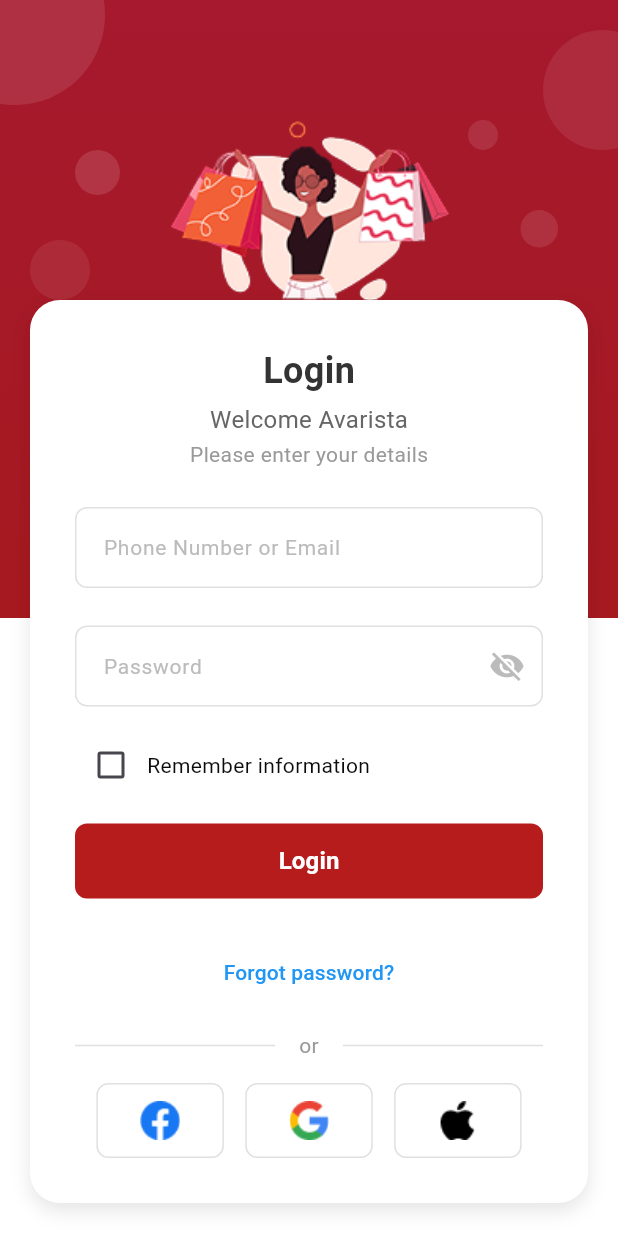
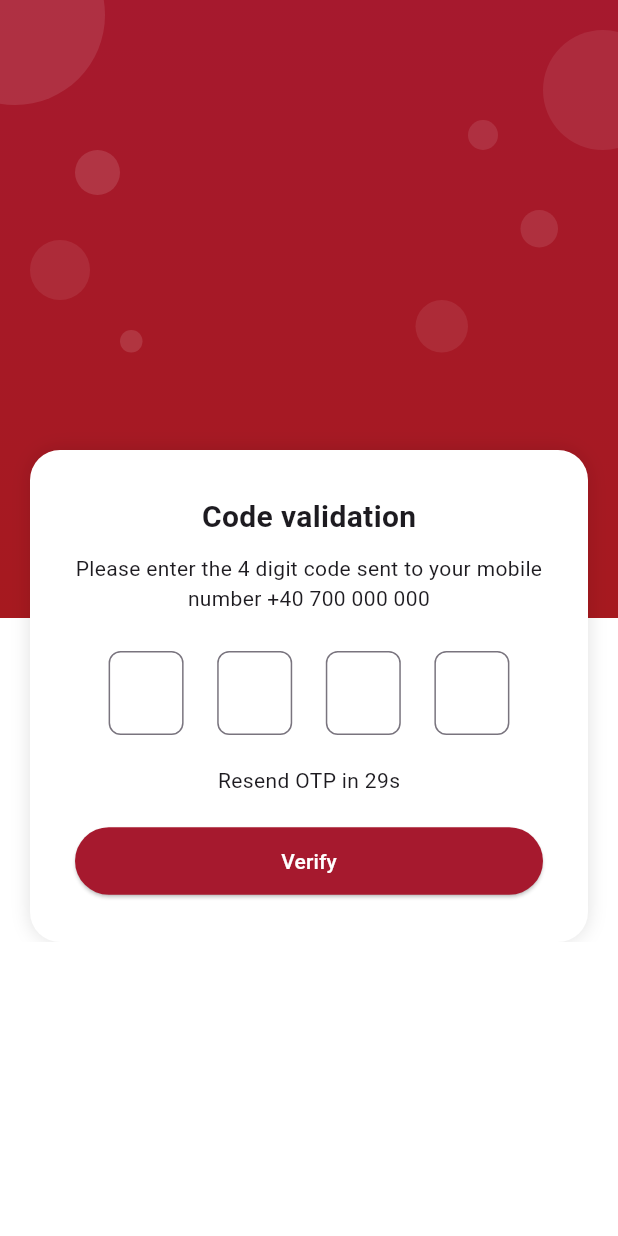
Before and after one commit to Shashankstark18/Avarista, a Flutter app: the screen it shows after launch, after a tap on "Login", on a phone screen of 412 x 824 dp. Run offline on Flutter 3.47's test engine with Material 3 defaults, Android fonts, the phone set to English and light mode, and no system bars; our stand-ins replace intl_phone_field.

Commit message:
second commit

```diff
--- a/lib/app.dart
+++ b/lib/app.dart
@@ -3,6 +3,8 @@ import 'screens/auth/login.dart';
 import 'screens/auth/signup.dart';
 import 'screens/auth/forgot_password.dart';
 import 'screens/auth/reset_password.dart';
+import 'screens/auth/otp_screen.dart';
+import 'screens/auth/verification_success.dart';
 
 class AvaristaApp extends StatelessWidget {
   const AvaristaApp({super.key});
@@ -22,6 +24,8 @@ class AvaristaApp extends StatelessWidget {
         '/signup': (context) => SignupScreen(),
         '/forgot-password': (context) => ForgotPasswordScreen(),
         '/reset-password': (context) => ResetPasswordScreen(),
+        '/otp': (context) => OTPVerificationScreen(),
+        '/verification_success': (context) => VerificationSuccessScreen(),
       },
     );
   }
--- a/lib/screens/auth/login.dart
+++ b/lib/screens/auth/login.dart
@@ -225,6 +225,7 @@ class _LoginScreenState extends State<LoginScreen> {
                             child: ElevatedButton(
                               onPressed: () {
                                 // Handle login
+                                Navigator.pushNamed(context, '/otp');
                               },
                               style: ElevatedButton.styleFrom(
                                 backgroundColor: Color(0xFFB71C1C),
--- /dev/null
+++ b/lib/screens/auth/otp_screen.dart
@@ -0,0 +1,165 @@
+// lib/screens/auth/otp_verification_screen.dart
+
+import 'dart:async';
+import 'package:flutter/material.dart';
+import 'package:avarista/widgets/BackgroundWallpaper.dart';
+
+class OTPVerificationScreen extends StatefulWidget {
+  const OTPVerificationScreen({super.key});
+
+  @override
+  State<OTPVerificationScreen> createState() => _OTPVerificationScreenState();
+}
+
+class _OTPVerificationScreenState extends State<OTPVerificationScreen> {
+  int _secondsRemaining = 30;
+  bool _resendAllowed = false;
+  late Timer _timer;
+
+  final List<FocusNode> _focusNodes = List.generate(4, (_) => FocusNode());
+  final List<TextEditingController> _controllers = List.generate(4, (_) => TextEditingController());
+
+  @override
+  void initState() {
+    super.initState();
+    _startResendTimer();
+  }
+
+  void _startResendTimer() {
+    _resendAllowed = false;
+    _secondsRemaining = 30;
+    _timer = Timer.periodic(const Duration(seconds: 1), (timer) {
+      if (_secondsRemaining == 0) {
+        timer.cancel();
+        setState(() {
+          _resendAllowed = true;
+        });
+      } else {
+        setState(() {
+          _secondsRemaining--;
+        });
+      }
+    });
+  }
+
+  @override
+  void dispose() {
+    _timer.cancel();
+    for (final node in _focusNodes) {
+      node.dispose();
+    }
+    for (final controller in _controllers) {
+      controller.dispose();
+    }
+    super.dispose();
+  }
+
+  void _onChanged(int index, String value) {
+    if (value.isNotEmpty && index < 3) {
+      FocusScope.of(context).requestFocus(_focusNodes[index + 1]);
+    }
+  }
+
+  @override
+  Widget build(BuildContext context) {
+    return Scaffold(
+      body: BackgroundWallpaper(
+        child: SingleChildScrollView(
+          child: Column(
+            children: [
+              const SizedBox(height: 300),
+              Padding(
+                padding: const EdgeInsets.symmetric(horizontal: 20),
+                child: Container(
+                  padding: const EdgeInsets.all(30),
+                  decoration: BoxDecoration(
+                    color: Colors.white,
+                    borderRadius: BorderRadius.circular(20),
+                    boxShadow: const [
+                      BoxShadow(color: Colors.black12, blurRadius: 10),
+                    ],
+                  ),
+                  child: Column(
+                    children: [
+                      const Text(
+                        "Code validation",
+                        style: TextStyle(fontSize: 20, fontWeight: FontWeight.bold),
+                      ),
+                      const SizedBox(height: 10),
+                      const Text(
+                        "Please enter the 4 digit code sent to your mobile number +40 700 000 000",
+                        textAlign: TextAlign.center,
+                      ),
+                      const SizedBox(height: 25),
+                      Row(
+                        mainAxisAlignment: MainAxisAlignment.spaceEvenly,
+                        children: List.generate(4, (index) {
+                          return SizedBox(
+                            width: 50,
+                            child: TextField(
+                              controller: _controllers[index],
+                              focusNode: _focusNodes[index],
+                              textAlign: TextAlign.center,
+                              keyboardType: TextInputType.number,
+                              maxLength: 1,
+                              onChanged: (value) => _onChanged(index, value),
+                              decoration: InputDecoration(
+                                counterText: '',
+                                border: OutlineInputBorder(
+                                  borderRadius: BorderRadius.circular(8),
+                                ),
+                              ),
+                            ),
+                          );
+                        }),
+                      ),
+                      const SizedBox(height: 20),
+                      _resendAllowed
+                          ? Row(
+                        mainAxisAlignment: MainAxisAlignment.center,
+                        children: [
+                          const Text("Didn't get code? "),
+                          GestureDetector(
+                            onTap: () {
+                              ScaffoldMessenger.of(context).showSnackBar(
+                                const SnackBar(
+                                  content: Text("✅ The code has been resubmitted"),
+                                  backgroundColor: Colors.green,
+                                ),
+                              );
+                              _startResendTimer();
+                            },
+                            child: const Text(
+                              "Resend code",
+                              style: TextStyle(
+                                color: Color(0xFF2196F3), // Blue color
+                                fontWeight: FontWeight.w500,
+                              ),
+                            ),
+                          ),
+                        ],
+                      )
+                          : Text("Resend OTP in ${_secondsRemaining}s"),
+
+                      const SizedBox(height: 20),
+                      ElevatedButton(
+                        onPressed: () {
+                          Navigator.pushNamed(context, '/verification_success');
+                        },
+                        style: ElevatedButton.styleFrom(
+                          backgroundColor: const Color(0xFFA6192E),
+                          minimumSize: const Size.fromHeight(45),
+                        ),
+                        child: const Text("Verify", style: TextStyle(color: Colors.white)),
+                      ),
+                    ],
+                  ),
+                ),
+              ),
+            ],
+          ),
+        ),
+      ),
+    );
+  }
+}
```
Also changed, not shown: lib/screens/auth/signup.dart (+9 -9 lines), lib/screens/auth/verification_success.dart (added, +69 -0 lines), pubspec.yaml (+8 -1 lines), lib/assets/Screenshot (159).png (added), lib/assets/Screenshot (160).png (added), lib/assets/Screenshot (161).png (added), lib/assets/girl_bag.png (renamed from lib/screens/auth/girl_bag.png), lib/assets/verification_success/image1.png (added), lib/assets/verification_success/image2.png (added), lib/assets/verification_success/image3.png (added), lib/assets/verification_success/image4.png (added), lib/assets/verification_success/image5.png (added), lib/assets/verification_success/image6.png (added), lib/assets/verification_success/image7.png (added).
